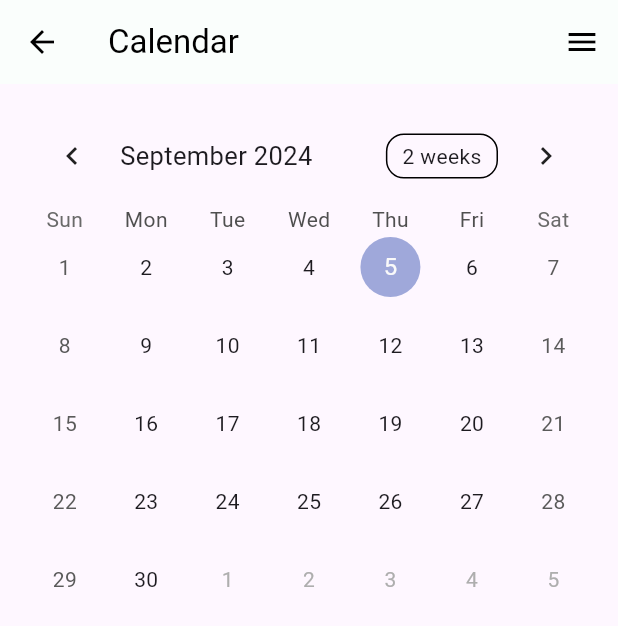
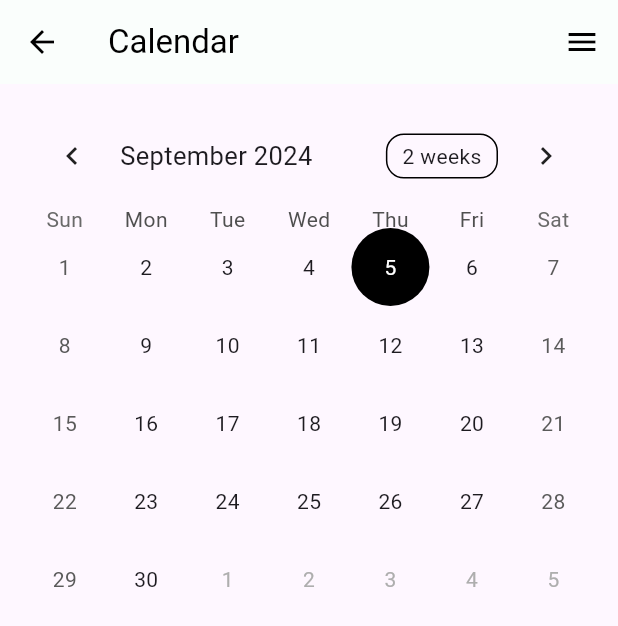
Before and after one commit to souhail-nasssih/Fitness_App, a Flutter app: the CalendarPage screen opened directly, on a phone screen of 412 x 824 dp. Shown: the top 626 px of the screen. Run offline on Flutter 3.47's test engine with Material 3 defaults, Android fonts, the phone set to English and light mode, and no system bars; drawn by our look-alikes of table_calendar.

Commit message:
Calendar and activity

```diff
--- a/lib/pages/calendar.dart
+++ b/lib/pages/calendar.dart
@@ -2,7 +2,14 @@ import 'package:flutter/material.dart';
 import 'package:table_calendar/table_calendar.dart';
 import '../widgets/base_app_bar.dart';
 
-class CalendarPage extends StatelessWidget {
+class CalendarPage extends StatefulWidget {
+  @override
+  _CalendarPageState createState() => _CalendarPageState();
+}
+
+class _CalendarPageState extends State<CalendarPage> {
+  DateTime _selectedDay = DateTime.now();
+
   @override
   Widget build(BuildContext context) {
     return Scaffold(
@@ -14,21 +21,48 @@ class CalendarPage extends StatelessWidget {
       ),
       body: Padding(
           padding: const EdgeInsets.all(16.0),
-        child: Column(
-          children: [
-            TableCalendar(
+          child: TableCalendar(
             firstDay: DateTime.utc(2020, 1, 1),
             lastDay: DateTime.utc(2030, 12, 31),
             focusedDay: DateTime.now(),
-              calendarFormat: CalendarFormat.month,
+            selectedDayPredicate: (day) => isSameDay(_selectedDay, day),
             onDaySelected: (selectedDay, focusedDay) {
-                print('Selected day: $selectedDay');
-                print('Focused day: $focusedDay');
+              setState(() {
+                _selectedDay = selectedDay;
+              });
             },
+            calendarStyle: CalendarStyle(
+              todayDecoration: BoxDecoration(
+                color: Colors.transparent, // No color for today
               ),
-          ],
+              todayTextStyle: TextStyle(
+                color: Colors.black, // Default color for today's text
               ),
             ),
+            calendarBuilders: CalendarBuilders(
+              selectedBuilder: (context, date, _) => Container(
+                decoration: BoxDecoration(
+                  color: Colors.black, // Black background for selected day
+                  shape: BoxShape.circle, // Circular shape like day 5
+                ),
+                child: Center(
+                  child: Text(
+                    '${date.day}',
+                    style: TextStyle(
+                        color: Colors.white), // White text for selected day
+                  ),
+                ),
+              ),
+              // No styling for today
+              todayBuilder: (context, date, _) => Center(
+                child: Text(
+                  '${date.day}',
+                  style:
+                      TextStyle(color: Colors.black), // Regular text for today
+                ),
+              ),
+            ),
+          )),
     );
   }
 }
```
Also changed, not shown: lib/pages/activity.dart (+43 -48 lines). Lines whose indentation alone changed are shown as unchanged.
